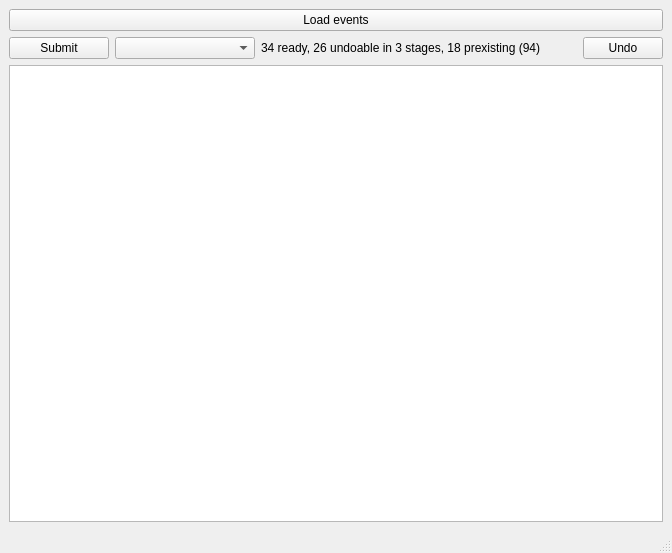
Before: the Qt Designer form bulk_reminders/gui.ui in Xevion/bulk-reminders, drawn with Qt 5.
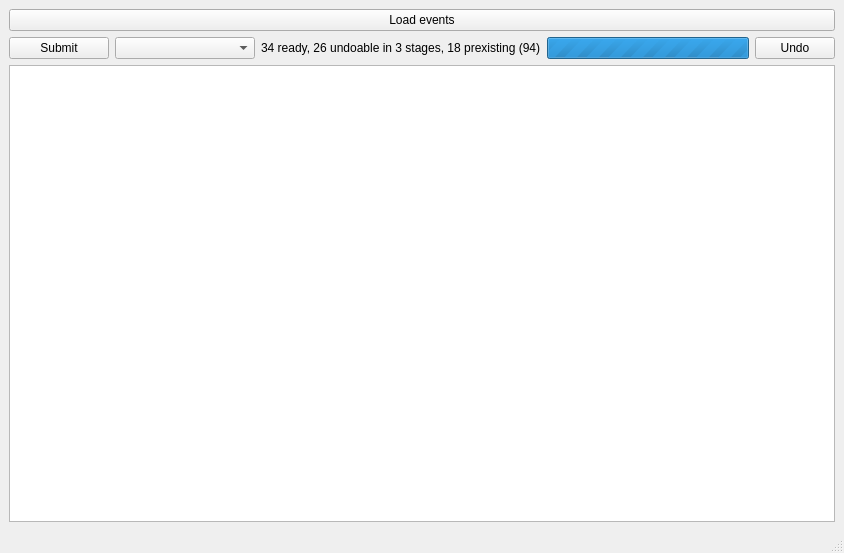
After: the same form once the commit is applied.

Commit message:
Add ProgressBar to GUI for Event Insertion/Deletion
- Added logging to GUI Undo functionality
- Added support for hyphens in data input
- Indent encoded JSONPickle output

What changed in the file:
```diff
--- a/bulk_reminders/gui.ui
+++ b/bulk_reminders/gui.ui
@@ -6,7 +6,7 @@
    <rect>
     <x>0</x>
     <y>0</y>
-    <width>672</width>
+    <width>844</width>
     <height>553</height>
    </rect>
   </property>
@@ -82,17 +82,17 @@
          </widget>
         </item>
         <item>
-         <spacer name="horizontalSpacer">
-          <property name="orientation">
-           <enum>Qt::Horizontal</enum>
+         <widget class="QProgressBar" name="progressBar">
+          <property name="maximum">
+           <number>0</number>
           </property>
-          <property name="sizeHint" stdset="0">
-           <size>
-            <width>30</width>
-            <height>20</height>
-           </size>
+          <property name="value">
+           <number>0</number>
           </property>
-         </spacer>
+          <property name="textVisible">
+           <bool>false</bool>
+          </property>
+         </widget>
         </item>
         <item>
          <widget class="QPushButton" name="undoButton">
```
Left out of the diff: 2 changed lines with no effect on the pictures. The commit also changes 4 other files.
